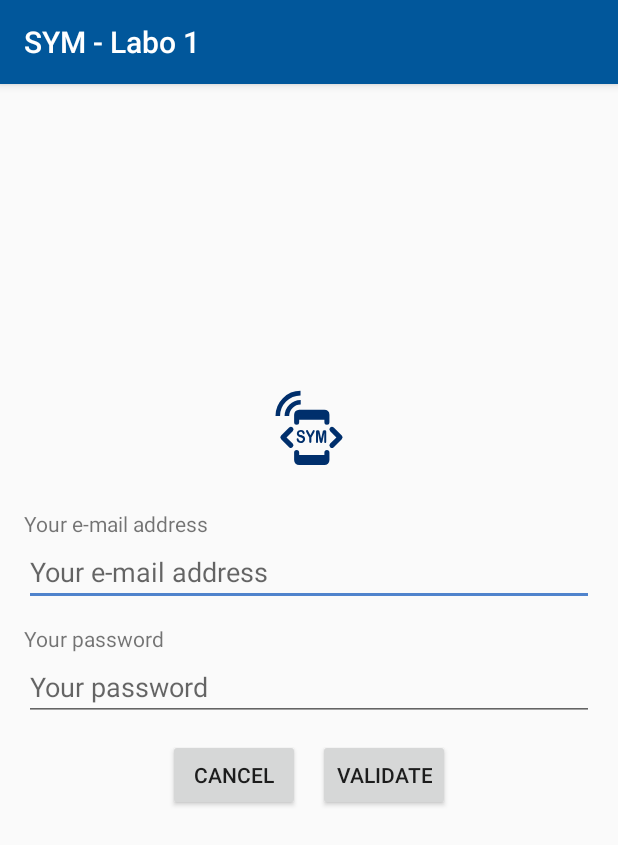
After one commit to 1996Rosy/SYM_Labo_1, an Android app: the CreateAccountActivity screen opened directly, with no data from a screen before it, on a phone screen of 412 x 824 dp. The commit adds this screen. Shown: the top 845 px of the screen. Run offline under Robolectric (Android 15) with nearby library versions, the phone set to English and light mode, and no system bars.

Commit message:
add create account activity

```diff
--- /dev/null
+++ b/Labo1 - kotlin/app/src/main/java/ch/heigvd/iict/sym/labo1/CreateAccountActivity.kt
@@ -0,0 +1,34 @@
+package ch.heigvd.iict.sym.labo1
+
+import androidx.appcompat.app.AppCompatActivity
+import android.os.Bundle
+import android.widget.Button
+import android.widget.EditText
+
+class CreateAccountActivity : AppCompatActivity() {
+
+    private lateinit var email: EditText
+    private lateinit var password: EditText
+    private lateinit var cancelButton: Button
+    private lateinit var validateButton: Button
+
+    override fun onCreate(savedInstanceState: Bundle?) {
+        super.onCreate(savedInstanceState)
+        setContentView(R.layout.activity_create_account)
+
+        email = findViewById(R.id.main_email)
+        password = findViewById(R.id.main_password)
+        cancelButton = findViewById(R.id.main_cancel)
+        validateButton = findViewById(R.id.main_validate)
+
+        cancelButton.setOnClickListener {
+            //on va vider les champs de la page de login lors du clique sur le bouton Cancel
+            email.text?.clear()
+            password.text?.clear()
+            // on annule les éventuels messages d'erreur présents sur les champs de saisie
+            email.error = null
+            password.error = null
+            super.onBackPressed();
+        }
+    }
+}
--- /dev/null
+++ b/Labo1 - kotlin/app/src/main/res/layout/activity_create_account.xml
@@ -0,0 +1,88 @@
+<?xml version="1.0" encoding="utf-8"?>
+<androidx.constraintlayout.widget.ConstraintLayout xmlns:android="http://schemas.android.com/apk/res/android"
+    xmlns:app="http://schemas.android.com/apk/res-auto"
+    xmlns:tools="http://schemas.android.com/tools"
+    android:layout_width="match_parent"
+    android:layout_height="match_parent"
+    android:layout_marginStart="@dimen/app_horizontal_margin"
+    android:layout_marginEnd="@dimen/app_horizontal_margin"
+    android:layout_marginTop="@dimen/app_vertical_margin"
+    android:layout_marginBottom="@dimen/app_vertical_margin"
+    tools:context=".CreateAccountActivity">
+
+    <ImageView
+        android:id="@+id/main_logo"
+        android:layout_width="wrap_content"
+        android:layout_height="wrap_content"
+        app:tint="@color/colorPrimaryDark"
+        app:layout_constraintBottom_toTopOf="@+id/relativeLayout"
+        app:layout_constraintEnd_toEndOf="parent"
+        app:layout_constraintStart_toStartOf="parent"
+        app:srcCompat="@drawable/ic_launcher_foreground"
+        android:contentDescription="@string/main_icon_desc" />
+
+    <RelativeLayout
+        android:id="@+id/relativeLayout"
+        android:layout_width="wrap_content"
+        android:layout_height="wrap_content"
+        app:layout_constraintBottom_toBottomOf="parent"
+        app:layout_constraintLeft_toLeftOf="parent"
+        app:layout_constraintRight_toRightOf="parent"
+        app:layout_constraintTop_toTopOf="parent">
+
+        <TextView
+            android:id="@+id/main_email_title"
+            android:layout_width="match_parent"
+            android:layout_height="wrap_content"
+            android:text="@string/main_email_hint" />
+
+        <EditText
+            android:id="@+id/main_email"
+            android:layout_width="match_parent"
+            android:layout_height="wrap_content"
+            android:layout_below="@id/main_email_title"
+            android:inputType="textEmailAddress"
+            android:hint="@string/main_email_hint" />
+
+        <TextView
+            android:id="@+id/main_password_title"
+            android:layout_width="match_parent"
+            android:layout_height="wrap_content"
+            android:layout_below="@id/main_email"
+            android:layout_marginTop="@dimen/app_vertical_separation"
+            android:text="@string/main_password_hint" />
+
+        <EditText
+            android:id="@+id/main_password"
+            android:layout_width="match_parent"
+            android:layout_height="wrap_content"
+            android:layout_below="@id/main_password_title"
+            android:inputType="textPassword"
+            android:hint="@string/main_password_hint" />
+
+        <LinearLayout
+            android:layout_width="wrap_content"
+            android:layout_height="wrap_content"
+            android:layout_below="@id/main_password"
+            android:layout_centerHorizontal="true"
+            android:layout_marginTop="@dimen/app_vertical_separation"
+            android:orientation="horizontal">
+
+            <Button
+                android:id="@+id/main_cancel"
+                android:layout_width="wrap_content"
+                android:layout_height="wrap_content"
+                android:text="@string/main_cancel_btn" />
+
+            <Button
+                android:id="@+id/main_validate"
+                android:layout_width="wrap_content"
+                android:layout_height="wrap_content"
+                android:layout_marginStart="@dimen/app_horizontal_separation"
+                android:text="@string/main_validate_btn" />
+
+        </LinearLayout>
+
+    </RelativeLayout>
+
+</androidx.constraintlayout.widget.ConstraintLayout>
```
Also changed, not shown: Labo1 - kotlin/app/src/main/AndroidManifest.xml (+9 -3 lines), Labo1 - kotlin/app/src/main/java/ch/heigvd/iict/sym/labo1/MainActivity.kt (+3 -6 lines), Labo1 - kotlin/app/src/main/res/layout-w1240dp/activity_new_account.xml (deleted, +0 -70 lines), Labo1 - kotlin/app/src/main/res/layout-w936dp/activity_new_account.xml (deleted, +0 -77 lines), Labo1 - kotlin/app/src/main/res/layout/activity_new_account.xml (deleted, +0 -70 lines).
